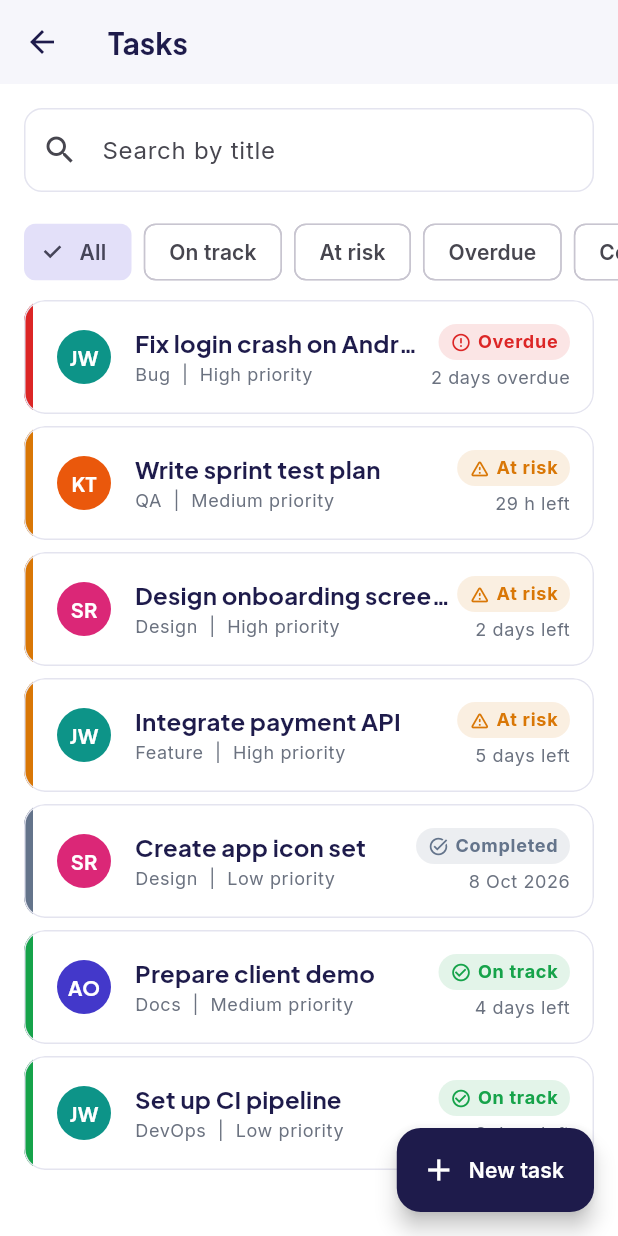
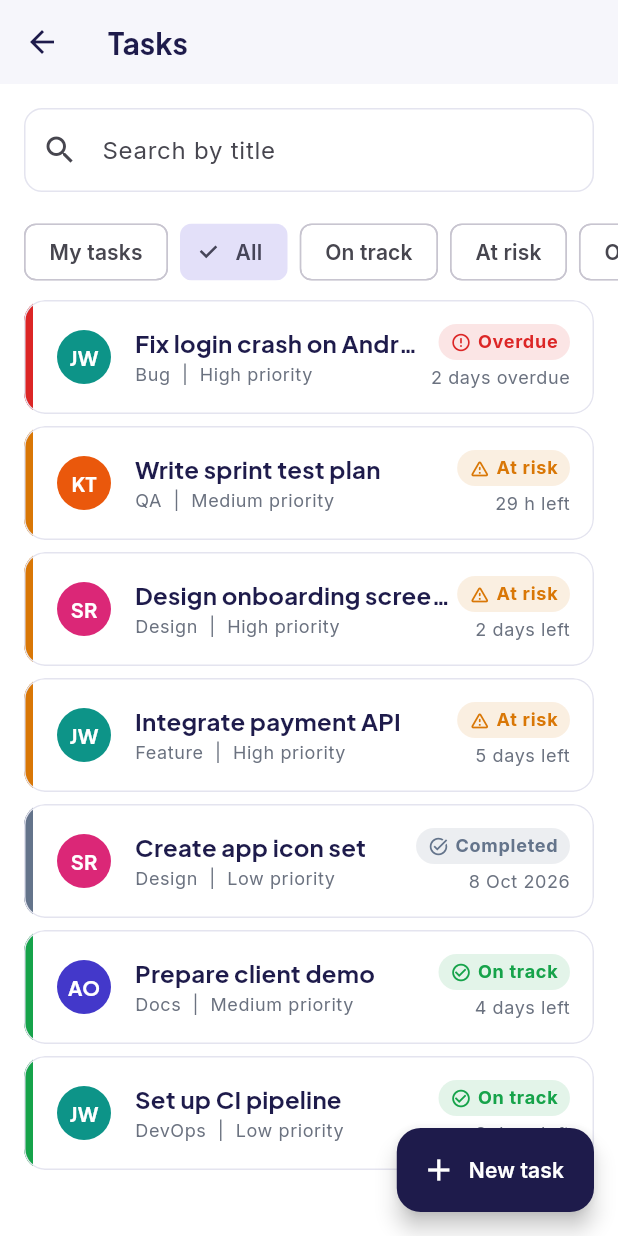
Before and after one commit to ToluwaniOladeji/Group21_Formative_Assignment1, a Flutter app: the TaskListScreen screen opened directly, on a phone screen of 412 x 824 dp. Run offline on Flutter 3.47's test engine with Material 3 defaults, Android fonts, the phone set to English and light mode, and no system bars; our stand-ins replace google_fonts, shared_preferences, sqflite; accounts and stored records are empty.

Commit message:
Add My tasks filter and swipe to edit or delete

```diff
--- a/lib/screens/task_list_screen.dart
+++ b/lib/screens/task_list_screen.dart
@@ -8,6 +8,7 @@ import '../utils/theme.dart';
 import '../widgets/task_card.dart';
 import 'task_details_screen.dart';
 import 'task_form_screen.dart';
+import '../services/prefs_service.dart';
 
 class TaskListScreen extends StatefulWidget {
   const TaskListScreen({super.key});
@@ -21,6 +22,7 @@ class _TaskListScreenState extends State<TaskListScreen> {
   Map<int, TeamMember> _members = {};
   String _query = '';
   SlaStatus? _filter;
+  bool _mineOnly = false;
 
   @override
   void initState() {
@@ -60,9 +62,11 @@ class _TaskListScreenState extends State<TaskListScreen> {
     final list = _tasks.where((t) {
       final okSearch = t.title.toLowerCase().contains(q);
       final okFilter = _filter == null || SlaService.statusOf(t) == _filter;
-      return okSearch && okFilter;
+      final okMine = !_mineOnly || t.assigneeId == PrefsService.currentUserId;
+      return okSearch && okFilter && okMine;
     }).toList();
-    list.sort((a, b) => SlaService.urgencyScore(b).compareTo(SlaService.urgencyScore(a)));
+    list.sort((a, b) =>
+        SlaService.urgencyScore(b).compareTo(SlaService.urgencyScore(a)));
     return list;
   }
 
@@ -73,10 +77,13 @@ class _TaskListScreenState extends State<TaskListScreen> {
         title: const Text('Delete task?'),
         content: Text('"${t.title}" will be removed.'),
         actions: [
-          TextButton(onPressed: () => Navigator.pop(ctx, false), child: const Text('Keep task')),
+          TextButton(
+              onPressed: () => Navigator.pop(ctx, false),
+              child: const Text('Keep task')),
           TextButton(
             onPressed: () => Navigator.pop(ctx, true),
-            child: const Text('Delete task', style: TextStyle(color: AppColors.overdue)),
+            child: const Text('Delete task',
+                style: TextStyle(color: AppColors.overdue)),
           ),
         ],
       ),
@@ -88,6 +95,11 @@ class _TaskListScreenState extends State<TaskListScreen> {
     setState(() => _tasks.remove(t));
     try {
       await DatabaseService.instance.deleteTask(t.id!);
+      // Log the activity
+      final me = PrefsService.currentUserId;
+      if (me != null) {
+        await DatabaseService.instance.logActivity(me, 'deleted "${t.title}"');
+      }
     } catch (_) {
       if (!mounted) return;
       _snack('Could not delete the task.');
@@ -120,7 +132,8 @@ class _TaskListScreenState extends State<TaskListScreen> {
         Padding(
           padding: const EdgeInsets.all(AppSpacing.md),
           child: TextField(
-            decoration: const InputDecoration(hintText: 'Search by title', prefixIcon: Icon(Icons.search)),
+            decoration: const InputDecoration(
+                hintText: 'Search by title', prefixIcon: Icon(Icons.search)),
             onChanged: (v) => setState(() => _query = v),
           ),
         ),
@@ -130,6 +143,14 @@ class _TaskListScreenState extends State<TaskListScreen> {
             scrollDirection: Axis.horizontal,
             padding: const EdgeInsets.symmetric(horizontal: AppSpacing.md),
             children: [
+              Padding(
+                padding: const EdgeInsets.only(right: AppSpacing.sm),
+                child: FilterChip(
+                  label: const Text('My tasks'),
+                  selected: _mineOnly,
+                  onSelected: (v) => setState(() => _mineOnly = v),
+                ),
+              ),
               for (final s in <SlaStatus?>[null, ...SlaStatus.values])
                 Padding(
                   padding: const EdgeInsets.only(right: AppSpacing.sm),
@@ -146,29 +167,49 @@ class _TaskListScreenState extends State<TaskListScreen> {
           child: shown.isEmpty
               ? Center(
                   child: Text(
-                    _tasks.isEmpty ? 'No tasks yet. Add your first task.' : 'No tasks match your search or filter.',
+                    _tasks.isEmpty
+                        ? 'No tasks yet. Add your first task.'
+                        : 'No tasks match your search or filter.',
                     textAlign: TextAlign.center,
                   ),
                 )
               : ListView.separated(
-                  padding: const EdgeInsets.fromLTRB(AppSpacing.md, AppSpacing.sm, AppSpacing.md, 96),
+                  padding: const EdgeInsets.fromLTRB(
+                      AppSpacing.md, AppSpacing.sm, AppSpacing.md, 96),
                   itemCount: shown.length,
-                  separatorBuilder: (_, __) => const SizedBox(height: AppSpacing.sm),
+                  separatorBuilder: (_, __) =>
+                      const SizedBox(height: AppSpacing.sm),
                   itemBuilder: (_, i) {
                     final t = shown[i];
                     return Dismissible(
                       key: ValueKey(t.id),
-                      direction: DismissDirection.endToStart,
-                      confirmDismiss: (_) => _confirmDelete(t),
+                      confirmDismiss: (dir) async {
+                        if (dir == DismissDirection.startToEnd) {
+                          _open(TaskFormScreen(task: t));
+                          return false;
+                        }
+                        return _confirmDelete(t);
+                      },
                       onDismissed: (_) => _delete(t),
                       background: Container(
+                        alignment: Alignment.centerLeft,
+                        padding: const EdgeInsets.only(left: AppSpacing.lg),
+                        decoration: BoxDecoration(
+                          color: AppColors.primary,
+                          borderRadius: BorderRadius.circular(AppRadius.card),
+                        ),
+                        child: const Icon(Icons.edit_outlined,
+                            color: Colors.white),
+                      ),
+                      secondaryBackground: Container(
                         alignment: Alignment.centerRight,
                         padding: const EdgeInsets.only(right: AppSpacing.lg),
                         decoration: BoxDecoration(
                           color: AppColors.overdue,
                           borderRadius: BorderRadius.circular(AppRadius.card),
                         ),
-                        child: const Icon(Icons.delete_outline, color: Colors.white),
+                        child: const Icon(Icons.delete_outline,
+                            color: Colors.white),
                       ),
                       child: TaskCard(
                         task: t,
```
